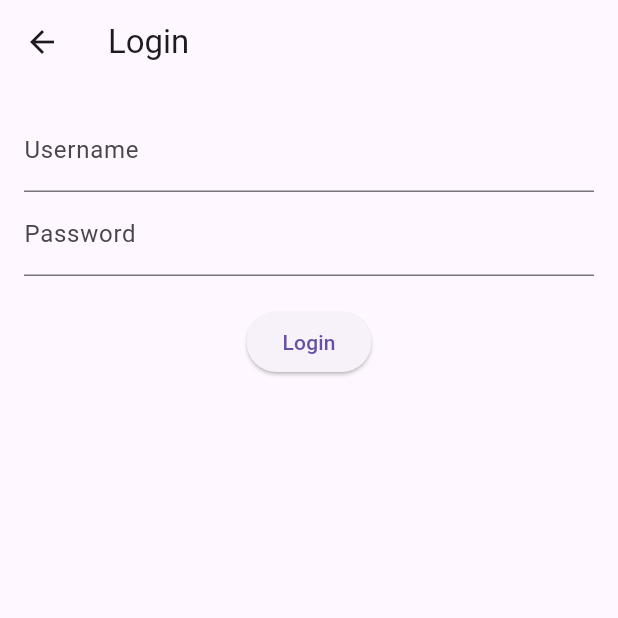
After one commit to KILLERGTG01/vible_clone, a Flutter app: the screen it shows after launch, item 2 of the bottom bar chosen, after a tap on "Login", on a phone screen of 412 x 824 dp, the top half of it. The commit adds this screen. Run offline on Flutter 3.47's test engine with Material 3 defaults, Android fonts, the phone set to English and light mode, and no system bars; our stand-ins replace dio.

Commit message:
Login Sorted

```diff
--- /dev/null
+++ b/lib/auth/auth_model.dart
@@ -0,0 +1,12 @@
+import 'package:flutter/material.dart';
+
+class AuthModel with ChangeNotifier {
+  bool _isLoggedIn = false;
+
+  bool get isLoggedIn => _isLoggedIn;
+
+  void setLoggedIn(bool value) {
+    _isLoggedIn = value;
+    notifyListeners();
+  }
+}
--- /dev/null
+++ b/lib/auth/auth_provider.dart
@@ -0,0 +1,16 @@
+import 'package:flutter/material.dart';
+import 'auth_model.dart';
+import 'auth_service.dart';
+
+class AuthProvider with ChangeNotifier {
+  final AuthModel _authModel = AuthModel();
+  final AuthService _authService = AuthService();
+
+  AuthModel get authModel => _authModel;
+
+  Future<void> login(String username, String password) async {
+    bool success = await _authService.login(username, password);
+    _authModel.setLoggedIn(success);
+    notifyListeners();
+  }
+}
--- /dev/null
+++ b/lib/auth/auth_service.dart
@@ -0,0 +1,25 @@
+import 'package:dio/dio.dart';
+
+class AuthService {
+  static const String loginUrl = 'https://api.socialverseapp.com/user/login';
+
+  final Dio _dio = Dio();
+
+  Future<bool> login(String username, String password) async {
+    try {
+      final response = await _dio.post(
+        loginUrl,
+        data: {'username': username, 'password': password},
+      );
+
+      if (response.statusCode == 200) {
+        final data = response.data;
+        return data['success'];
+      } else {
+        return false;
+      }
+    } catch (e) {
+      return false;
+    }
+  }
+}
--- a/lib/home_screen.dart
+++ b/lib/home_screen.dart
@@ -1,9 +1,10 @@
-//import 'package:dio/dio.dart';
 import 'dart:ui';
-
-import 'package:flutter/cupertino.dart';
 import 'package:flutter/material.dart';
-import 'package:flutter/widgets.dart';
+import 'package:vible_clone/auth/auth_provider.dart';
+import 'pages/login_page.dart';
+import 'pages/wallet_page.dart';
+import 'pages/profile_page.dart';
+import 'package:provider/provider.dart';
 
 class HomeScreen extends StatefulWidget{
   const HomeScreen({super.key});
@@ -13,25 +14,75 @@ class HomeScreen extends StatefulWidget{
   }
 }
 class _HomeScreenState extends State<HomeScreen> {
+  int _selectedIndex = 0;
+
+  void _onItemTapped(int index) {
+    final authProvider = Provider.of<AuthProvider>(context, listen: false);
+
+    if (index == 1) {
+      if (!authProvider.authModel.isLoggedIn) {
+        _showLoginPopup();
+      } else {
+        Navigator.of(context).push(MaterialPageRoute(builder: (context) => const WalletPage()));
+      }
+    } else if (index == 2) {
+      if (!authProvider.authModel.isLoggedIn) {
+        _showLoginPopup();
+      } else {
+        Navigator.of(context).push(MaterialPageRoute(builder: (context) => const ProfilePage()));
+      }
+    } else {
+      Navigator.of(context).push(MaterialPageRoute(builder: (context) => const HomeScreen()));
+    }
+
+    setState(() {
+      _selectedIndex = index;
+    });
+  }
+
+  void _showLoginPopup() {
+    showDialog(
+      context: context,
+      builder: (BuildContext context) {
+        return AlertDialog(
+          title: const Text(
+            'Login Required',
+            ),
+          content: const Text(
+            'You need to be logged in to access this page.'
+            ),
+          backgroundColor: Colors.black,
+          actions: <Widget>[
+            TextButton(
+              onPressed: () {
+                Navigator.of(context).pop();
+                Navigator.of(context).push(
+                  MaterialPageRoute(
+                    builder: (context) => LoginPage(),
+                  ),
+                );
+              },
+              child: const Text('Login'),
+            ),
+          ],
+        );
+      },
+    );
+  }
+
   @override
   Widget build(BuildContext context) {
-    int selectedIndex= 0;
-    void onItemTapped(int index){
-      setState(() {
-        selectedIndex= index;
-      });
-    }
-    return MaterialApp(
-      home: Scaffold(
+    return Scaffold(
       body: Stack(
         alignment: Alignment.center,
         fit: StackFit.expand,
         children: [
-            Image.asset('assets/images/home.jpg',
+          Image.asset(
+            'assets/images/home.jpg',
             fit: BoxFit.cover,
           ),
           BackdropFilter(
-              filter: ImageFilter.blur(sigmaX: 10.0,sigmaY: 10.0),
+            filter: ImageFilter.blur(sigmaX: 10.0, sigmaY: 10.0),
             child: Container(
               color: Colors.black.withOpacity(0),
             ),
@@ -49,11 +100,10 @@ class _HomeScreenState extends State<HomeScreen> {
         ],
       ),
       bottomNavigationBar: BottomNavigationBar(
-          items:   const <BottomNavigationBarItem>[
+        items: const <BottomNavigationBarItem>[
           BottomNavigationBarItem(
             icon: Icon(Icons.home),
-              label: ''
-
+            label: '',
           ),
           BottomNavigationBarItem(
             icon: Icon(Icons.account_balance_wallet),
@@ -64,13 +114,22 @@ class _HomeScreenState extends State<HomeScreen> {
             label: '',
           ),
         ],
-          currentIndex: selectedIndex,
+        currentIndex: _selectedIndex,
         selectedItemColor: Colors.amber,
         unselectedItemColor: Colors.white,
         backgroundColor: Colors.black,
-          onTap: onItemTapped,
-      )
-    )
+        onTap: _onItemTapped,
+      ),
     );
   }
 }
+void main() {
+  runApp(
+    ChangeNotifierProvider(
+      create: (context) => AuthProvider(),
+      child: const MaterialApp(
+        home: HomeScreen(),
+      ),
+    ),
+  );
+}
--- a/lib/main.dart
+++ b/lib/main.dart
@@ -1,5 +1,7 @@
 import 'package:flutter/material.dart';
+import 'package:provider/provider.dart';
 import 'package:vible_clone/animated_splash_screen.dart';
+import 'package:vible_clone/auth/auth_provider.dart';
 
 void main() {
   runApp(const MyApp());
@@ -8,8 +10,18 @@ class MyApp extends StatelessWidget{
   const MyApp({super.key});
   @override
   Widget build(BuildContext context){
-    return const MaterialApp(
+
+    return MultiProvider(
+    providers: [
+      ChangeNotifierProvider(create:(_)=>AuthProvider()),
+    ],
+    child: Builder(
+      builder: (BuildContext context){
+        return const MaterialApp(
       home: AnimatedSplashScreen(),
+    );
+      }
+      ),
     );
   }
 }
--- /dev/null
+++ b/lib/pages/login_page.dart
@@ -0,0 +1,43 @@
+import 'package:flutter/material.dart';
+import 'package:provider/provider.dart';
+import 'package:vible_clone/auth/auth_provider.dart';
+
+class LoginPage extends StatelessWidget {
+  LoginPage({super.key});
+  final TextEditingController _usernameController = TextEditingController();
+  final TextEditingController _passwordController = TextEditingController();
+
+  @override
+  Widget build(BuildContext context) {
+    return Scaffold(
+      appBar: AppBar(
+        title: const Text('Login'),
+      ),
+      body: Padding(
+        padding: const EdgeInsets.all(16.0),
+        child: Column(
+          children: <Widget>[
+            TextField(
+              controller: _usernameController,
+              decoration: const InputDecoration(labelText: 'Username'),
+            ),
+            TextField(
+              controller: _passwordController,
+              decoration: const InputDecoration(labelText: 'Password'),
+              obscureText: true,
+            ),
+            const SizedBox(height: 20),
+            ElevatedButton(
+              onPressed: () {
+                final username = _usernameController.text;
+                final password = _passwordController.text;
+                Provider.of<AuthProvider>(context, listen: false).login(username, password);
+              },
+              child: const Text('Login'),
+            ),
+          ],
+        ),
+      ),
+    );
+  }
+}
```
Also changed, not shown: lib/pages/profile_page.dart (added, +19 -0 lines), lib/pages/wallet_page.dart (added, +19 -0 lines). Lines whose indentation alone changed are shown as unchanged.
